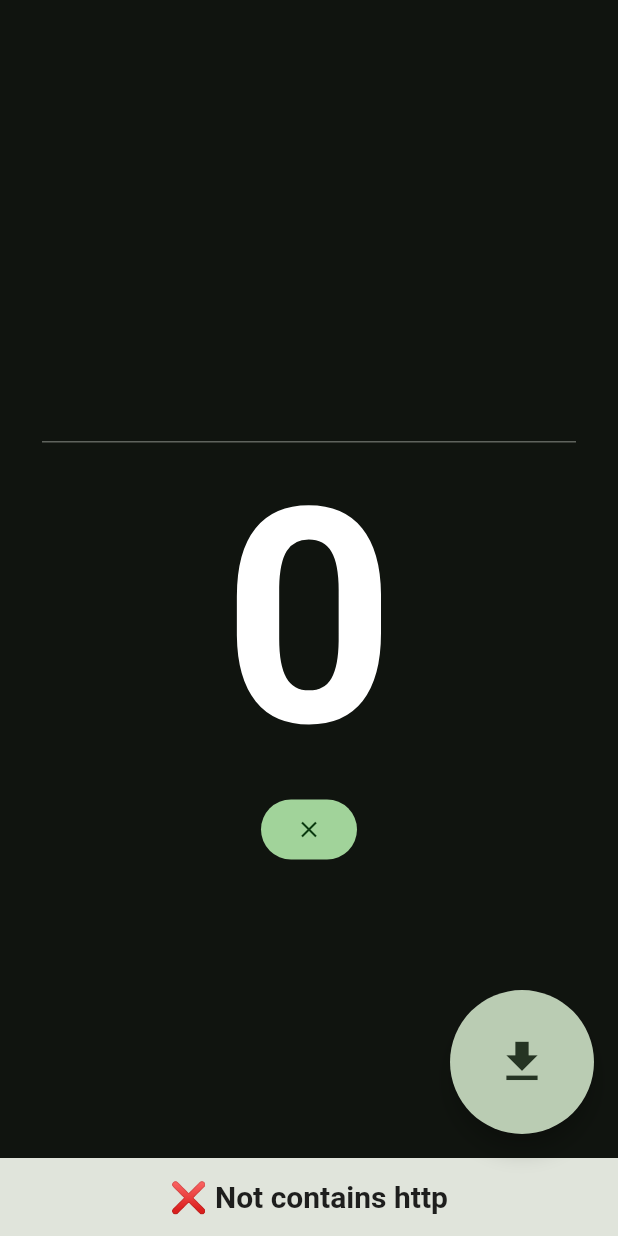
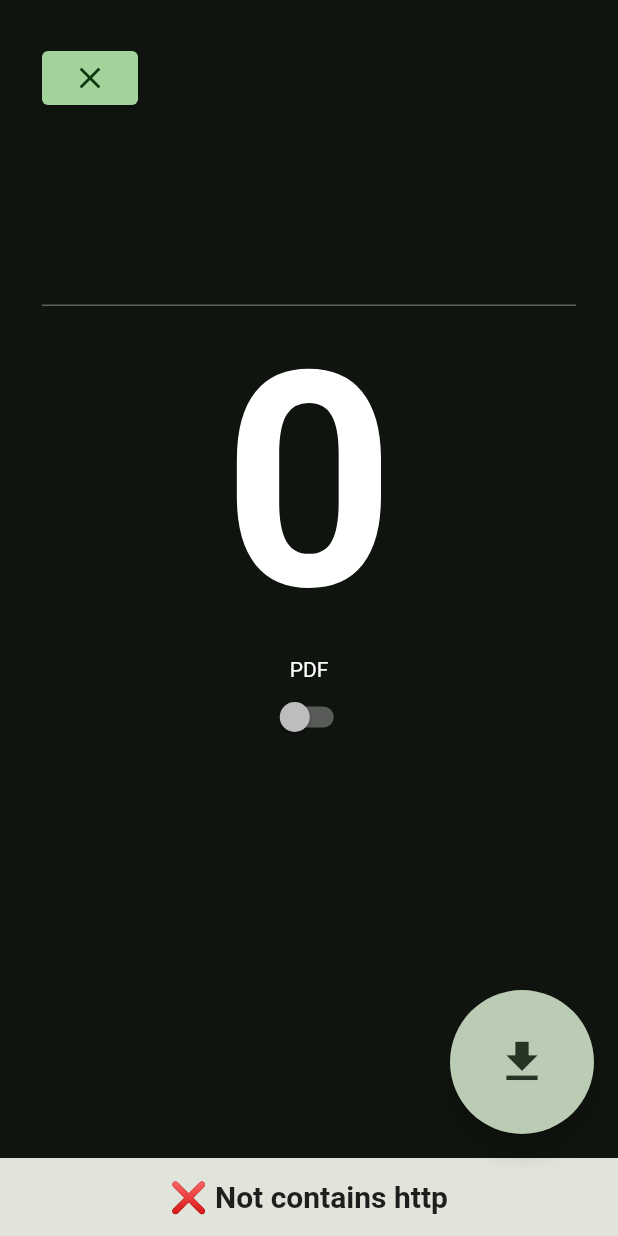
Before and after one commit to natsuk4ze/serial, a Flutter app: the screen it shows after launch, after a tap on the "download" icon, on a phone screen of 412 x 824 dp. Run offline on Flutter 3.47's test engine with Material 2 defaults, Android fonts, the phone set to English and light mode, and no system bars; our stand-ins replace dio, flutter_hooks, gap, hooks_riverpod, open_file, pdf.

Commit message:
Add images mode

```diff
--- a/lib/app.dart
+++ b/lib/app.dart
@@ -1,5 +1,7 @@
 import 'package:flutter/material.dart';
 import 'package:serial/home.dart';
+
+final GlobalKey<NavigatorState> naviKey = GlobalKey<NavigatorState>();
 
 class App extends StatelessWidget {
   const App({super.key});
@@ -7,6 +9,7 @@ class App extends StatelessWidget {
   @override
   Widget build(BuildContext context) {
     return MaterialApp(
+      navigatorKey: naviKey,
       theme: ThemeData(
         colorSchemeSeed: Colors.green,
         brightness: Brightness.dark,
--- a/lib/home.dart
+++ b/lib/home.dart
@@ -5,9 +5,13 @@ import 'package:dio/dio.dart';
 import 'package:flutter/material.dart';
 import 'package:flutter/services.dart';
 import 'package:flutter_hooks/flutter_hooks.dart';
+import 'package:gap/gap.dart';
 import 'package:open_file/open_file.dart';
+import 'package:path_provider/path_provider.dart';
 import 'package:pdf/pdf.dart';
 import 'package:pdf/widgets.dart' as p;
+import 'package:serial/app.dart';
+import 'package:serial/tmp.dart';
 
 class Home extends HookWidget {
   const Home({super.key});
@@ -15,16 +19,27 @@ class Home extends HookWidget {
   Widget build(BuildContext context) {
     final counter = useState(0);
     final title = useTextEditingController();
+    final toPDF = useState(false);
 
     return Scaffold(
       body: SafeArea(
         child: Padding(
           padding: const EdgeInsets.all(28.0),
-          child: Center(
           child: SingleChildScrollView(
             child: Column(
               mainAxisSize: MainAxisSize.min,
               children: [
+                Align(
+                  alignment: Alignment.topLeft,
+                  child: ElevatedButton(
+                    onPressed: () async {
+                      await Tmp.clear();
+                      showSnackBar('🧹 Cache cleared');
+                    },
+                    child: const Icon(Icons.clear),
+                  ),
+                ),
+                const Gap(80),
                 SizedBox(
                   child: TextField(
                     style: const TextStyle(
@@ -47,17 +62,11 @@ class Home extends HookWidget {
                     ),
                   ),
                 ),
-                  FilledButton(
-                    onPressed: () async {
-                      await Tmp.clear();
-                      if (!context.mounted) return;
-                      ScaffoldMessenger.of(context)
-                          .showSnackBar(snackBar('✅ Cache cleared'));
-                    },
-                    child: const Icon(Icons.clear),
-                  ),
+                const Text('PDF'),
+                Switch(
+                    value: toPDF.value,
+                    onChanged: (_) => toPDF.value = !toPDF.value),
               ],
-              ),
             ),
           ),
         ),
@@ -67,15 +76,20 @@ class Home extends HookWidget {
         onPressed: () async {
           final data = await Clipboard.getData(Clipboard.kTextPlain);
           final url = data?.text ?? '';
+
           if (!url.contains('http')) {
-            if (!context.mounted) return;
-            ScaffoldMessenger.of(context)
-                .showSnackBar(snackBar('❌ Not contains http'));
+            showSnackBar('❌ Not contains http');
             return;
           }
           final images = await downloadImeges(url, counter);
-          final pdf = await createPDF(images, title);
+          final t = title.text.isEmpty ? 'document' : title.text;
+          if (toPDF.value) {
+            final pdf = await createPDF(images, t);
             await OpenFile.open(pdf.path);
+          } else {
+            await putImages(images, t);
+          }
+          showSnackBar('✅ Done');
           await Tmp.clear();
           counter.value = 0;
           title.clear();
@@ -85,50 +99,55 @@ class Home extends HookWidget {
   }
 }
 
-Future<List<p.MemoryImage>> downloadImeges(
+Future<List<File>> downloadImeges(
     String url, ValueNotifier<int> counter) async {
-  List<p.MemoryImage> images = [];
-  final baseUrl = url.substring(0, url.lastIndexOf('/'));
+  List<File> images = [];
   final extension = url.substring(url.lastIndexOf('.'));
+  final beforeEx = url.substring(0, url.lastIndexOf('.'));
 
   for (var i = 1; i < 1000; i++) {
     final path = '${Tmp.path}/$i$extension';
     try {
-      await Dio().download('$baseUrl/$i$extension', path);
+      final u = '${beforeEx.substring(0, beforeEx.length - 1)}$i';
+      await Dio().download('$u$extension', path);
     } on DioException catch (_) {
       break;
     }
-    images.add(p.MemoryImage(await File(path).readAsBytes()));
+    images.add(File(path));
     counter.value = i;
   }
   return images;
 }
 
-Future<File> createPDF(
-    List<p.MemoryImage> images, TextEditingController title) async {
+Future<void> putImages(List<File> images, String title) async {
+  final documents = await getApplicationDocumentsDirectory();
+  final directory = Directory('${documents.path}/$title');
+  if (!await directory.exists()) await directory.create();
+  for (final (i, image) in images.indexed) {
+    await image.copy('${directory.path}/image_$i.jpg');
+  }
+}
+
+Future<File> createPDF(List<File> images, String title) async {
   final document = p.Document();
   for (var image in images) {
     document.addPage(p.Page(
         pageFormat: PdfPageFormat.undefined,
-        build: (_) => p.Center(child: p.Image(image))));
+        build: (_) =>
+            p.Center(child: p.Image(p.MemoryImage(image.readAsBytesSync())))));
   }
-  if (title.text.isEmpty) title.text = 'document';
-  final pdf = File('${Tmp.path}/${title.text}.pdf');
+  final pdf = File('${Tmp.path}/$title.pdf');
   await pdf.writeAsBytes(await document.save());
   return pdf;
 }
 
-SnackBar snackBar(String text) => SnackBar(
+void showSnackBar(String text) {
+  final context = naviKey.currentContext;
+  if (context == null || !context.mounted) return;
+  ScaffoldMessenger.of(context).showSnackBar(SnackBar(
       content: Text(
     text,
     style: const TextStyle(fontWeight: FontWeight.bold, fontSize: 20),
     textAlign: TextAlign.center,
-    ));
-
-class Tmp {
-  static Directory get get => Directory('${Directory.systemTemp.path}/serial');
-  static String get path => get.path;
-  static Future<void> clear() async {
-    if (await get.exists()) await get.delete(recursive: true);
+  )));
 }
-}
--- a/pubspec.yaml
+++ b/pubspec.yaml
@@ -14,6 +14,7 @@ dependencies:
   gap: ^3.0.1
   hooks_riverpod: ^2.3.8
   open_file: ^3.3.2
+  path_provider: ^2.1.1
   pdf: ^3.10.4
   riverpod_annotation: ^2.1.2
 
```
Also changed, not shown: lib/tmp.dart (added, +9 -0 lines), pubspec.lock, 2 other files. Lines whose indentation alone changed are shown as unchanged.
